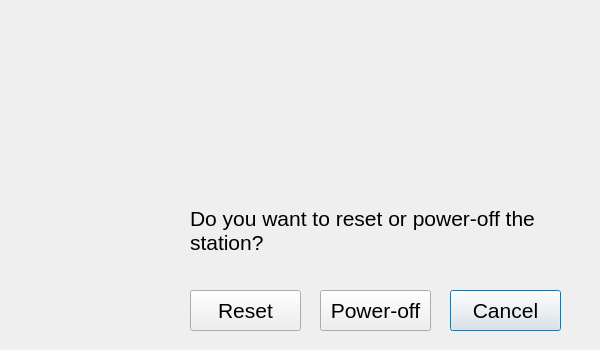
The window that ui_src/reset.ui (indarsugiarto/opas) describes before a commit, drawn with Qt 5.
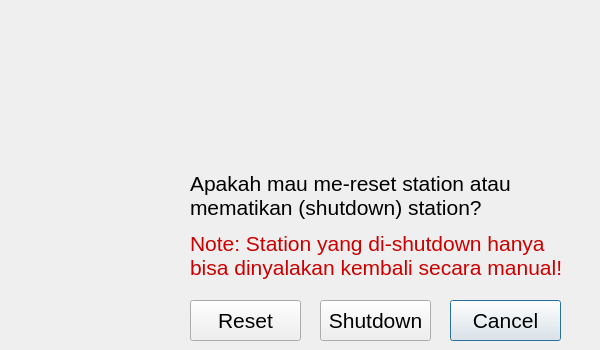
The same window after the commit. Icons and pictures are not drawn.

Commit message: masukkan program-program station dalam git yang sama

Diff of the .ui file:
```diff
--- a/ui_src/reset.ui
+++ b/ui_src/reset.ui
@@ -67,9 +67,9 @@
    <property name="geometry">
     <rect>
      <x>190</x>
-     <y>180</y>
+     <y>170</y>
      <width>361</width>
-     <height>101</height>
+     <height>51</height>
     </rect>
    </property>
    <property name="font">
@@ -78,7 +78,7 @@
     </font>
    </property>
    <property name="text">
-    <string>Do you want to reset or power-off the station?</string>
+    <string>Apakah mau me-reset station atau mematikan (shutdown) station?</string>
    </property>
    <property name="wordWrap">
     <bool>true</bool>
@@ -88,7 +88,7 @@
    <property name="geometry">
     <rect>
      <x>450</x>
-     <y>290</y>
+     <y>300</y>
      <width>111</width>
      <height>41</height>
     </rect>
@@ -106,7 +106,7 @@
    <property name="geometry">
     <rect>
      <x>190</x>
-     <y>290</y>
+     <y>300</y>
      <width>111</width>
      <height>41</height>
     </rect>
@@ -124,7 +124,7 @@
    <property name="geometry">
     <rect>
      <x>320</x>
-     <y>290</y>
+     <y>300</y>
      <width>111</width>
      <height>41</height>
     </rect>
@@ -135,7 +135,31 @@
     </font>
    </property>
    <property name="text">
-    <string>Power-off</string>
+    <string>Shutdown</string>
+   </property>
+  </widget>
+  <widget class="QLabel" name="label_4">
+   <property name="geometry">
+    <rect>
+     <x>190</x>
+     <y>230</y>
+     <width>381</width>
+     <height>51</height>
+    </rect>
+   </property>
+   <property name="font">
+    <font>
+     <pointsize>16</pointsize>
+    </font>
+   </property>
+   <property name="styleSheet">
+    <string notr="true">color: rgb(204, 0, 0);</string>
+   </property>
+   <property name="text">
+    <string>Note: Station yang di-shutdown hanya bisa dinyalakan kembali secara manual!</string>
+   </property>
+   <property name="wordWrap">
+    <bool>true</bool>
    </property>
   </widget>
  </widget>
```
Left out of the diff: 8 changed lines with no effect on the pictures. The commit also changes 39 other files.
